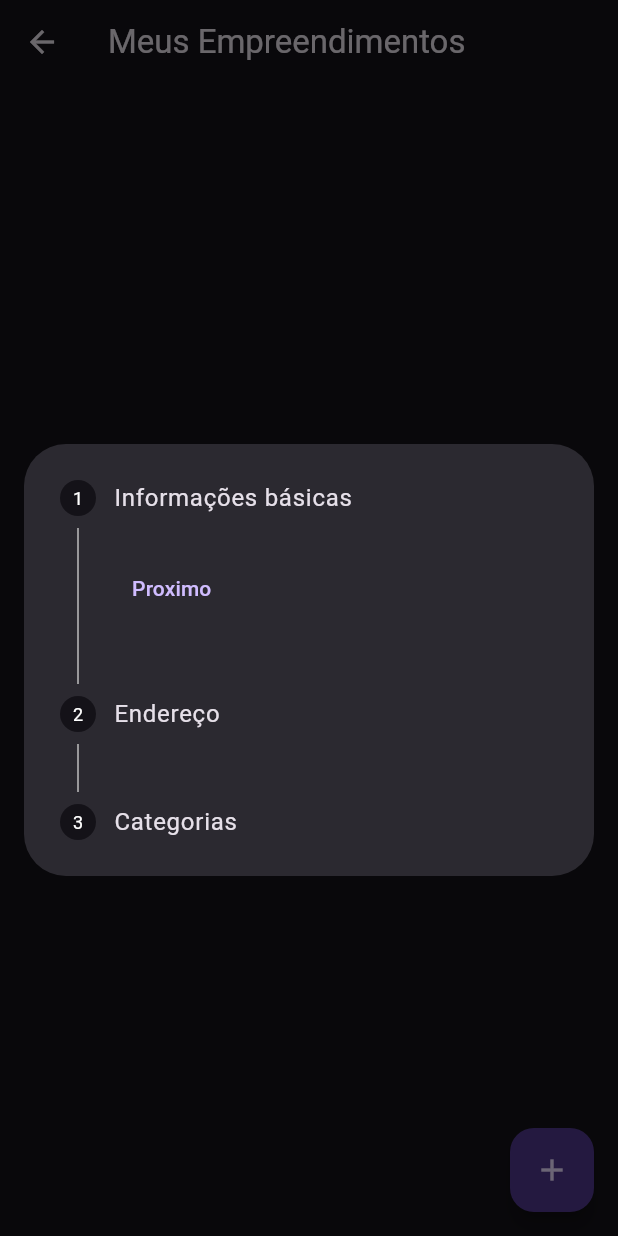
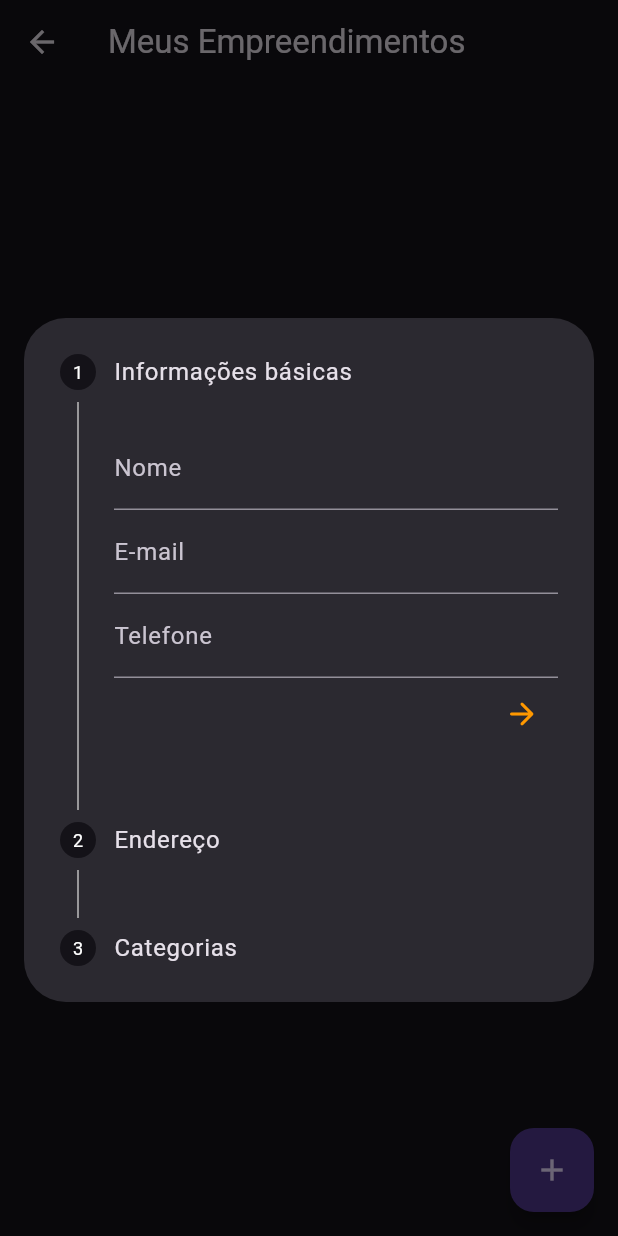
Before and after one commit to JoaoPauloUbaF/marba_project, a Flutter app: the MyBusinessListScreen screen opened by its route, after a tap on the "add" icon, on a phone screen of 412 x 824 dp. Run offline on Flutter 3.47's test engine with Material 3 defaults, Android fonts, the light colour scheme and no system bars; our stand-ins replace cloud_firestore, firebase_auth, firebase_core, flutter_masked_text2, flutter_riverpod, freezed_annotation and 3 more; missing offline and left inert: firebase_ui_auth, firebase_ui_localizations; accounts and stored records are empty; generated files the repository leaves out were written again.

Commit message:
feat: business creation and name display

```diff
--- a/lib/src/features/business_profile/application/my_business_list_screen_controller/my_business_list_screen_controller.dart
+++ b/lib/src/features/business_profile/application/my_business_list_screen_controller/my_business_list_screen_controller.dart
@@ -1,6 +1,8 @@
 import 'package:flutter/src/widgets/form.dart';
 import 'package:flutter/src/widgets/framework.dart';
+import 'package:project_marba/src/features/authentication/data/firebase_auth_provider.dart';
 import 'package:project_marba/src/features/business_profile/data/business_profile_provider.dart';
+import 'package:project_marba/src/features/user_profile/data/user_profile_provider.dart';
 import 'package:project_marba/src/shared/models/business/business.dart';
 import 'package:riverpod_annotation/riverpod_annotation.dart';
 import 'package:uuid/uuid.dart';
@@ -28,58 +30,83 @@ class MyBusinessListScreenController extends _$MyBusinessListScreenController {
     return businessList;
   }
 
+  Future<List<Business?>> getMyBusinessList() async {
+    final businessProfileRepository = ref.read(businessProfileDataProvider);
+    final userProfileRepository = ref.read(userProfileDataProvider);
+    final authRepository = ref.read(authRepositoryProvider);
+    final ownedBusinessList = await userProfileRepository.getOwnedBusinessIds(
+        uid: authRepository.getCurrentUser()?.uid ?? '');
+    final businessList = await getBusinessList(
+        ownedBusinessIds: ownedBusinessList as List<String>);
+    return businessList;
+  }
+
   String? validateName(String? value) {
     if (value == null || value.isEmpty) {
-      return 'Please enter your name';
+      return 'Por favor, insira o nome do seu negócio';
     }
     return null;
   }
 
   String? validatePhoneNumber(String? value) {
-    if (value == null || value.isEmpty || value.length < 11) {
-      return 'Please enter your phone number';
+    if (value == null || value.isEmpty || value.length < 15) {
+      return 'Por favor, insira o número de telefone';
     }
     return null;
   }
 
   String? validateAddressStreet(String? value) {
     if (value == null || value.isEmpty) {
-      return 'Please enter your address street';
+      return 'Por favor, insira o nome da rua';
     }
     return null;
   }
 
   String? validateAddressNumber(String? value) {
     if (value == null || value.isEmpty) {
-      return 'Please enter your address number';
+      return 'Por favor, insira o número';
     }
     return null;
   }
 
   String? validateCity(String? value) {
     if (value == null || value.isEmpty) {
-      return 'Please enter your city';
+      return 'Por favor, insira a cidade';
     }
     return null;
   }
 
   String? validateState(String? value) {
     if (value == null || value.isEmpty) {
-      return 'Please enter your state';
+      return 'Por favor, insira o estado';
     }
     return null;
   }
 
   String? validateZipCode(String? value) {
     if (value == null || value.isEmpty || value.length < 8) {
-      return 'Please enter your zip code';
+      return 'Por favor, insira o CEP';
     }
     return null;
   }
 
   String? validateNeighborhood(String? value) {
     if (value == null || value.isEmpty) {
-      return 'Please enter your neighborhood';
+      return 'Por favor, insira o bairro';
+    }
+    return null;
+  }
+
+  String? validateCategories(Set<BusinessCategory> selectedCategories) {
+    if (selectedCategories.isEmpty) {
+      return 'Por favor, selecione pelo menos uma categoria';
+    }
+    return null;
+  }
+
+  String? validateEmail(String? value) {
+    if (value == null || value.isEmpty || !value.contains('@')) {
+      return 'Por favor, insira um e-mail válido';
     }
     return null;
   }
@@ -115,7 +142,14 @@ class MyBusinessListScreenController extends _$MyBusinessListScreenController {
         status: BusinessStatus.pending,
         offersIds: {},
       );
-      await businessProfileRepository.createBusinessProfile(business: business);
+      await businessProfileRepository
+          .createBusinessProfile(business: business)
+          .then((value) => {
+                print('Business created successfully: ${value!.id}'),
+                ref.read(userProfileDataProvider).addOwnedBusinessId(
+                    uid: ref.read(authRepositoryProvider).getCurrentUser()!.uid,
+                    businessId: business.id)
+              });
     }
   }
 }
--- a/lib/src/features/business_profile/presentation/components/add_business_stepper_widget.dart
+++ b/lib/src/features/business_profile/presentation/components/add_business_stepper_widget.dart
@@ -1,6 +1,7 @@
 import 'package:flutter/material.dart';
 import 'package:flutter_masked_text2/flutter_masked_text2.dart';
 import 'package:project_marba/src/features/business_profile/application/my_business_list_screen_controller/my_business_list_screen_controller.dart';
+import 'package:project_marba/src/features/business_profile/data/business_profile_provider.dart';
 import 'package:project_marba/src/shared/models/business/business.dart';
 import 'package:project_marba/src/shared/models/address/address.dart';
 
@@ -84,9 +85,7 @@ class _AddBusinessStepperWidgetState extends State<AddBusinessStepperWidget> {
     return [
       Step(
         title: const Text('Informações básicas'),
-        content: Form(
-          key: widget.formKey,
-          child: Column(
+        content: Column(
           children: [
             TextFormField(
               controller: _nameController,
@@ -97,7 +96,8 @@ class _AddBusinessStepperWidgetState extends State<AddBusinessStepperWidget> {
             TextFormField(
               controller: _emailController,
               decoration: const InputDecoration(labelText: 'E-mail'),
-                // validator: (value) => widget.myBusinessListController.validateEmail(value), TODO: Add email validation
+              validator: (value) =>
+                  widget.myBusinessListController.validateEmail(value),
             ),
             TextFormField(
               controller: _phoneController,
@@ -108,24 +108,21 @@ class _AddBusinessStepperWidgetState extends State<AddBusinessStepperWidget> {
           ],
         ),
       ),
-      ),
       Step(
         title: const Text('Endereço'),
-        content: Form(
-          key: widget.formKey,
-          child: Column(
+        content: Column(
           children: [
             TextFormField(
               controller: _streetController,
               decoration: const InputDecoration(labelText: 'Rua'),
-                validator: (value) => widget.myBusinessListController
-                    .validateAddressStreet(value),
+              validator: (value) =>
+                  widget.myBusinessListController.validateAddressStreet(value),
             ),
             TextFormField(
               controller: _numberController,
               decoration: const InputDecoration(labelText: 'Número'),
-                validator: (value) => widget.myBusinessListController
-                    .validateAddressNumber(value),
+              validator: (value) =>
+                  widget.myBusinessListController.validateAddressNumber(value),
             ),
             TextFormField(
               controller: _neighborhoodController,
@@ -154,45 +151,79 @@ class _AddBusinessStepperWidgetState extends State<AddBusinessStepperWidget> {
           ],
         ),
       ),
-      ),
       Step(
         title: const Text('Categorias'),
-        content: BusinessCategoryCards(selectedCategories: _selectedCategories),
+        content: FormField<Set<BusinessCategory>>(
+          key: ValueKey(_currentStep),
+          initialValue: _selectedCategories,
+          builder: (FormFieldState<Set<BusinessCategory>> field) {
+            return Column(
+              children: [
+                BusinessCategoryCards(
+                  selectedCategories: field.value!,
+                  onChanged: (value) {
+                    field.didChange(value);
+                  },
                 ),
+                if (field.hasError)
+                  Text(
+                    field.errorText!,
+                    style: const TextStyle(color: Colors.red),
+                  ),
+              ],
+            );
+          },
+          validator: (value) =>
+              widget.myBusinessListController.validateCategories(value!),
+        ),
+      )
     ];
   }
 
   @override
   Widget build(BuildContext context) {
-    return Stepper(
+    return Form(
+      autovalidateMode: AutovalidateMode.onUserInteraction,
+      key: widget.formKey,
+      child: Stepper(
         type: StepperType.vertical,
         currentStep: _currentStep,
         controlsBuilder: (context, details) => Row(
           children: [
+            if (_currentStep > 0)
+              IconButton(
+                color: Colors.orange,
+                onPressed: () {
+                  setState(() {
+                    _currentStep -= 1;
+                  });
+                },
+                icon: const Icon(Icons.arrow_back_rounded),
+              ),
+            const Spacer(),
             if (_currentStep < steps.length - 1)
-            TextButton(
+              IconButton(
+                color: Colors.orange,
                 onPressed: () {
                   setState(() {
                     _currentStep += 1;
                   });
                 },
-              child: const Text('Proximo'),
-            ),
-          if (_currentStep > 0 && _currentStep < steps.length - 1)
-            TextButton(
-              onPressed: () {
-                setState(() {
-                  _currentStep -= 1;
-                });
-              },
-              child: const Text('Voltar'),
+                icon: const Icon(Icons.arrow_forward_rounded),
               ),
             if (_currentStep == steps.length - 1)
               TextButton(
                 onPressed: () {
+                  if (widget.formKey.currentState!.validate()) {
                     _submitForm();
+                  } else {
+                    setState(() {});
+                  }
                 },
-              child: const Text('Salvar'),
+                child: const Text(
+                  'Salvar',
+                  style: TextStyle(color: Colors.orange),
+                ),
               ),
           ],
         ),
@@ -208,12 +239,8 @@ class _AddBusinessStepperWidgetState extends State<AddBusinessStepperWidget> {
             });
           }
         },
-      onStepTapped: (int index) {
-        setState(() {
-          _currentStep = index;
-        });
-      },
         steps: steps,
+      ),
     );
   }
 }
--- a/lib/src/features/business_profile/presentation/screens/my_business_list_screen.dart
+++ b/lib/src/features/business_profile/presentation/screens/my_business_list_screen.dart
@@ -1,7 +1,10 @@
 import 'package:flutter_riverpod/flutter_riverpod.dart';
 import 'package:flutter/material.dart';
+import 'package:project_marba/src/features/authentication/data/firebase_auth_provider.dart';
 import 'package:project_marba/src/features/business_profile/application/my_business_list_screen_controller/my_business_list_screen_controller.dart';
+import 'package:project_marba/src/features/user_profile/data/user_profile_provider.dart';
 
+import '../../../../shared/models/business/business.dart';
 import '../components/add_business_stepper_widget.dart';
 
 class MyBusinessListScreen extends ConsumerWidget {
@@ -12,16 +15,36 @@ class MyBusinessListScreen extends ConsumerWidget {
     final _ = ref.read(myBusinessListScreenControllerProvider);
     final myBusinessListController =
         ref.read(myBusinessListScreenControllerProvider.notifier);
+    final userRepository = ref.read(userProfileDataProvider);
+    final authRepository = ref.read(authRepositoryProvider);
     final formKey = GlobalKey<FormState>();
+
+    final ownedBusinessList = userRepository.getOwnedBusinessIds(
+        uid: authRepository.getCurrentUser()?.uid ?? '');
 
     return Scaffold(
       appBar: AppBar(
         title: const Text('Meus Empreendimentos'),
       ),
-      body: ListView(
-        children: [
-          // TODO: Add business list items here
-        ],
+      body: FutureBuilder<List<Business?>>(
+        future: myBusinessListController.getMyBusinessList(),
+        builder: (context, snapshot) {
+          if (snapshot.hasData) {
+            return ListView.builder(
+              itemCount: snapshot.data!.length,
+              itemBuilder: (context, index) {
+                final business = snapshot.data![index];
+                return ListTile(
+                  title: Text(business!.name),
+                );
+              },
+            );
+          } else if (snapshot.hasError) {
+            return Text('Error: ${snapshot.error}');
+          } else {
+            return CircularProgressIndicator();
+          }
+        },
       ),
       floatingActionButton: FloatingActionButton(
         onPressed: () {
--- a/lib/src/features/user_profile/data/user_profile_data_repository.dart
+++ b/lib/src/features/user_profile/data/user_profile_data_repository.dart
@@ -21,5 +21,8 @@ abstract class ProfileDataRepository {
 
   Future<UserModel?> getProfileData({required String uid});
 
-  Future<List<String>> getOwnedBusinessIds({required String uid});
+  Future<List<String?>> getOwnedBusinessIds({required String uid});
+
+  Future<void> addOwnedBusinessId(
+      {required String uid, required String businessId});
 }
```
Also changed, not shown: lib/src/features/business_profile/data/business_firestore_profile_data_provider.dart (+21 -13 lines), lib/src/features/business_profile/presentation/components/business_category_cards_widget.dart (+5 -2 lines), lib/src/features/user_profile/data/user_firestore_profile_data_provider.dart (+13 -3 lines). Lines whose indentation alone changed are shown as unchanged.
